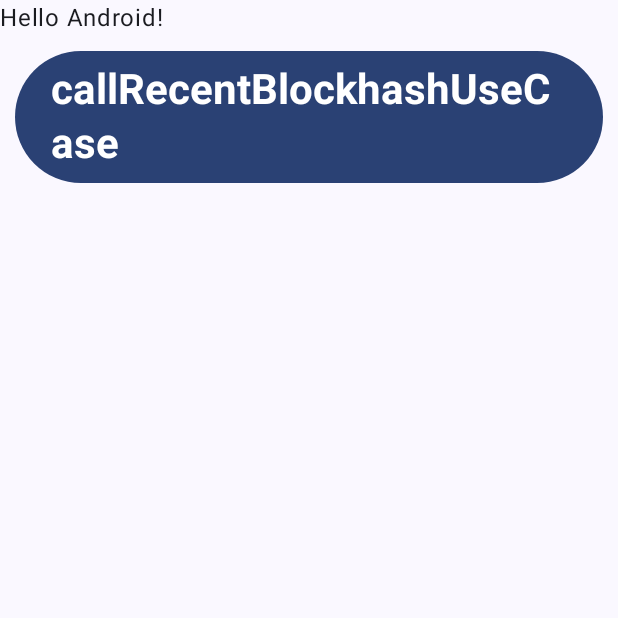
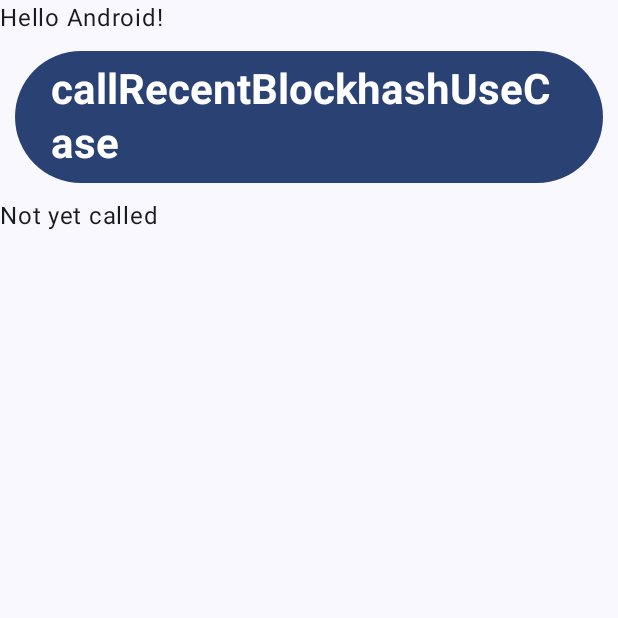
Before and after one commit to koponomarenko/solana-test-app-android, an Android app built with Jetpack Compose: the screen it shows after launch (MainActivity), on a phone screen of 412 x 824 dp, the top half of it. Run offline under Robolectric (Android 15) with nearby library versions, the phone set to English and light mode, and no system bars; libraries missing offline, so code that uses them is left out: com.solana.mobilewalletadapter.

Commit message:
add result visual text field

```diff
--- a/app/src/main/java/com/example/tmp_sol/MainActivity.kt
+++ b/app/src/main/java/com/example/tmp_sol/MainActivity.kt
@@ -82,10 +82,10 @@ fun Greeting(name: String, modifier: Modifier = Modifier) {
                 style = MaterialTheme.typography.headlineMedium
             )
         }
-//        Text(
-//            text = result,
-//            modifier = modifier
-//        )
+        Text(
+            text = result,
+            modifier = modifier
+        )
     }
 }
 
```
